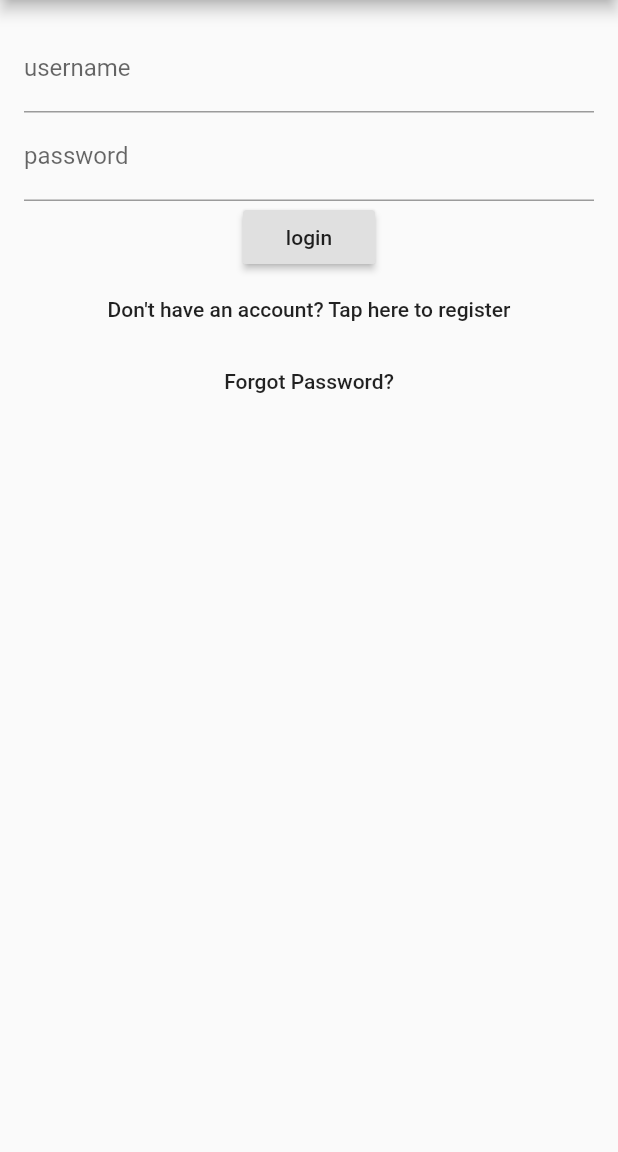
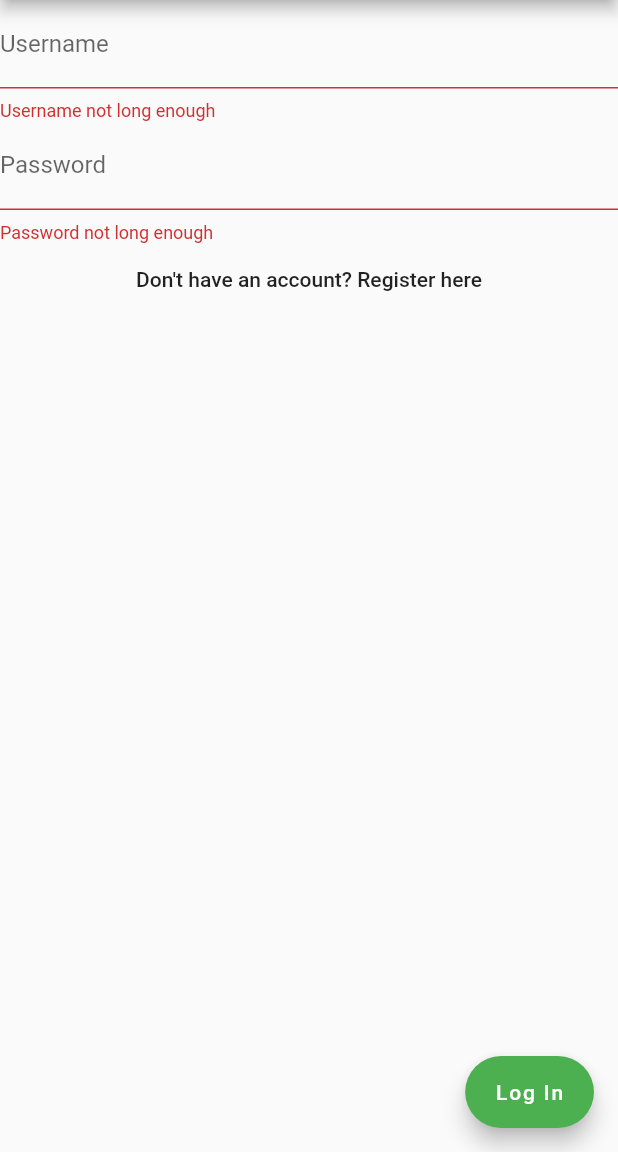
Before and after one commit to JonnyRiley/ReCharge, a Flutter app: the screen it shows after launch, on a phone screen of 412 x 824 dp, the part 84-1236 px from its top. Run offline on Flutter 3.47's test engine with Material 2 defaults, Android fonts, the phone set to English and light mode, and no system bars; our stand-ins replace email_validator.

Commit message:
redesign login and register pages to form widgets and validate inputs, still need functionality

```diff
--- /dev/null
+++ b/lib/Widgets/LoginForm.dart
@@ -0,0 +1,64 @@
+import 'package:flutter/material.dart';
+import './MainHeader.dart';
+import './RegisterForm.dart';
+
+class LoginForm extends StatefulWidget {
+  @override
+  _LoginFormState createState() => _LoginFormState();
+}
+
+class _LoginFormState extends State<LoginForm> {
+  final GlobalKey<FormState> _formKey = GlobalKey<FormState>();
+  String _username;
+  String _password;
+
+  @override
+  Widget build(BuildContext context) {
+    return Scaffold(
+      appBar: new MainHeader(
+        title: new Text('Chargy'),
+      ),
+      body: Form(
+        autovalidate: true,
+        key: _formKey,
+        child: Column(children: <Widget>[
+          TextFormField(
+            decoration: const InputDecoration(labelText: 'Username'),
+            keyboardType: TextInputType.text,
+            validator: (value) {
+              if (value.length < 2) {
+                return 'Username not long enough';
+              }
+            },
+            onSaved: (value) => _username = value,
+          ),
+          TextFormField(
+            decoration: const InputDecoration(labelText: 'Password'),
+            keyboardType: TextInputType.text,
+            obscureText: true,
+            validator: (value) {
+              if (value.length < 2) {
+                return 'Password not long enough';
+              }
+            },
+            onSaved: (value) => _password = value,
+          ),
+          new FlatButton(
+              onPressed: () {
+                Navigator.push(context,
+                    MaterialPageRoute(builder: (context) => RegisterForm()));
+              },
+              child: Text("Don't have an account? Register here")),
+        ]),
+      ),
+      floatingActionButton: FloatingActionButton.extended(
+        onPressed: () {
+          if (_formKey.currentState.validate()) {
+            _formKey.currentState.save();
+          }
+        },
+        label: Text('Log In'),
+      ),
+    );
+  }
+}
--- a/lib/Widgets/LoginPage.dart
+++ b/lib/Widgets/LoginPage.dart
@@ -20,6 +20,7 @@ class _LoginPageState extends State<LoginPage> {
   String _carMake = '';
   String _carModel = '';
   FormType _form = FormType.login;
+  //final _formKey = GlobalKey<FormState>();
 
   _LoginPageState() {
     _usernameFilter.addListener(_usernameListen);
@@ -103,9 +104,18 @@ class _LoginPageState extends State<LoginPage> {
         child: new Column(
       children: <Widget>[
         new Container(
-            child: new TextField(
-                controller: _usernameFilter,
-                decoration: new InputDecoration(labelText: 'username'))),
+            child: new TextFormField(
+          // validator: (_usernameFilter) {
+          //   if (_usernameFilter.isEmpty) {
+          //     return 'Please enter a username';
+          //   } else {
+          //     return _usernameFilter;
+          //   }
+          // },
+          controller: _usernameFilter,
+          decoration: new InputDecoration(labelText: 'username'),
+          keyboardType: TextInputType.text,
+        )),
         new Container(
             child: new TextField(
           controller: _passwordFilter,
@@ -174,6 +184,8 @@ class _LoginPageState extends State<LoginPage> {
 // These functions can self contain any user or logic required, they all have access to username and email
 
   void _loginPressed() {
+    // if (_formKey.currentState.validate()) {
+    // }
     print('The user wants to login with $_username, $_email');
   }
 
--- a/lib/main.dart
+++ b/lib/main.dart
@@ -1,5 +1,5 @@
 import 'package:flutter/material.dart';
-import './Widgets/LoginPage.dart';
+import './Widgets/LoginForm.dart';
 
 void main() => runApp(new MyApp());
 
@@ -9,7 +9,7 @@ class MyApp extends StatelessWidget {
     return new MaterialApp(
       title: 'Surge of Energy',
       theme: new ThemeData(primarySwatch: Colors.green),
-      home: new LoginPage(),
+      home: new LoginForm(),
     );
   }
 }
```
Also changed, not shown: lib/Widgets/RegisterForm.dart (added, +100 -0 lines), pubspec.yaml (+3 -7 lines), pubspec.lock.
